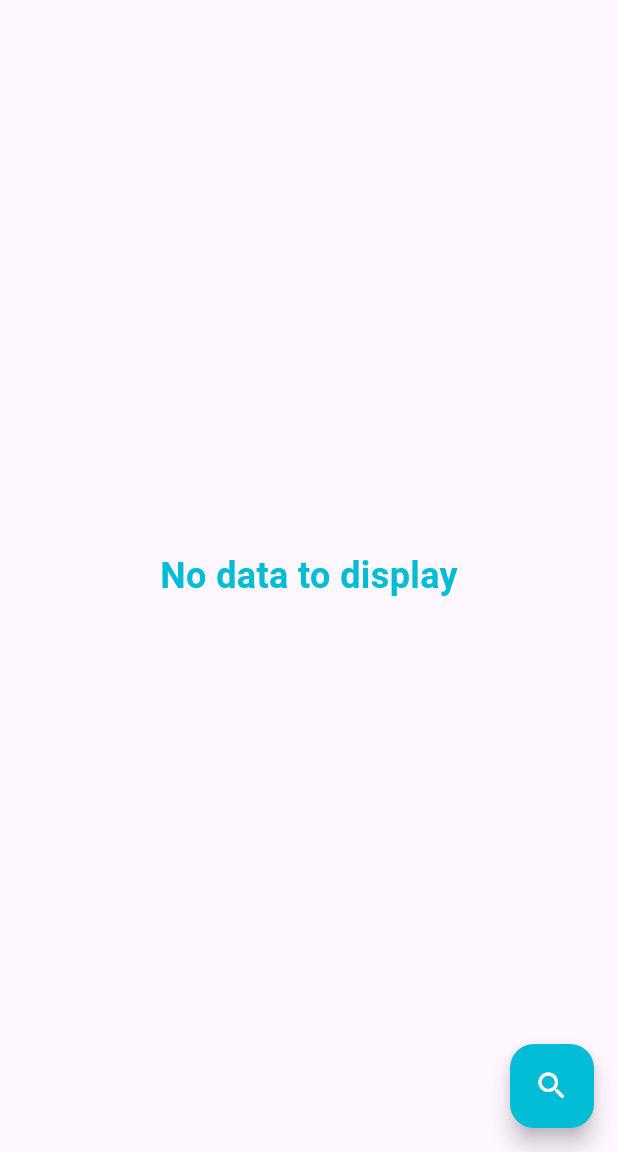
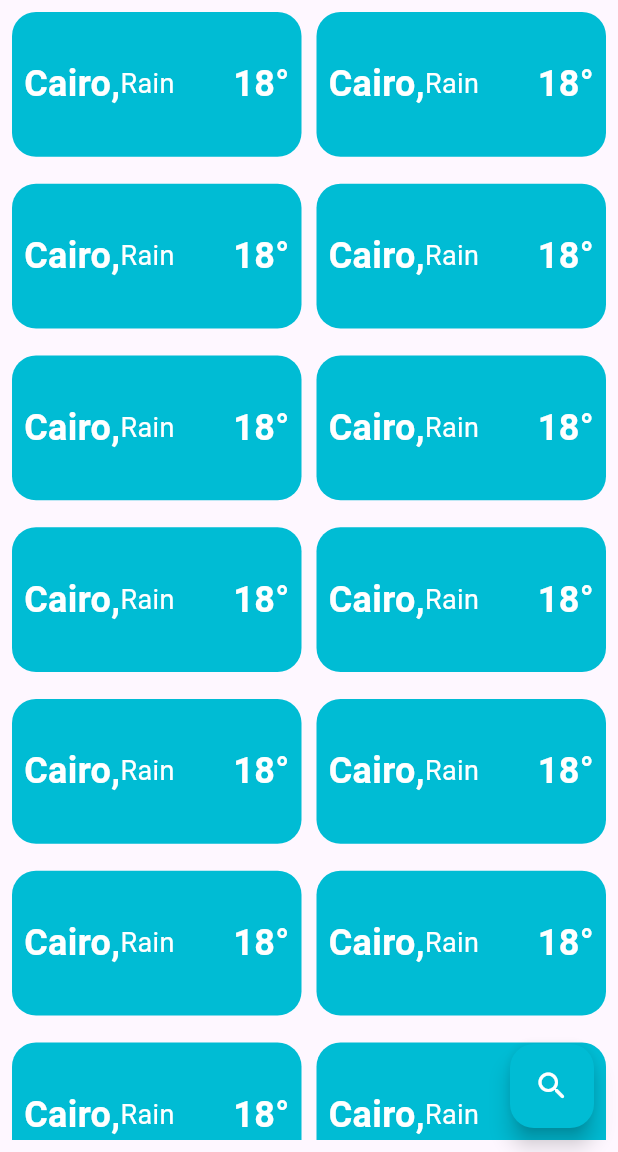
Before and after one commit to MohamedElkerm/Flutter-task, a Flutter app: the screen it shows after launch, on a phone screen of 412 x 824 dp, the part 84-1236 px from its top. Run offline on Flutter 3.47's test engine with Material 3 defaults, Android fonts, the phone set to English and light mode, and no system bars; drawn by our look-alikes of auto_size_text; our stand-ins replace bloc, dio, flutter_bloc, shared_preferences.

Commit message:
create weatherCardWidget for home screen

```diff
--- a/lib/modules/home/ui/home_screen.dart
+++ b/lib/modules/home/ui/home_screen.dart
@@ -3,9 +3,11 @@ import 'package:flutter_bloc/flutter_bloc.dart';
 import 'package:weather_app/helper/global_widgets/MyResponsiveText.dart';
 import 'package:weather_app/helper/global_widgets/my_app_bar_widget.dart';
 import 'package:weather_app/modules/home/logic/home_screen_cubit.dart';
+import 'package:weather_app/modules/home/ui/home_widgets.dart';
 import 'package:weather_app/resources/colors_manager.dart';
 import 'package:weather_app/resources/fonts_style.dart';
 import 'package:weather_app/resources/icons_manager.dart';
+import 'package:weather_app/resources/media_query_values.dart';
 import 'package:weather_app/resources/routes_manager.dart';
 import 'package:weather_app/resources/strings/app_strings.dart';
 
@@ -24,13 +26,25 @@ class HomeScreen extends StatelessWidget {
           appBar: myAppBar(
             appBarTitle: AppStrings.homeScreenTitle,
           ),
-          body: Center(
-            child: MyResponsiveText(
-              text: "No data to display",
-              style: getBold(
-                fontColor: AppColors.primaryColorCyan,
-                fontSize: 24,
-              ),
+          body: Padding(
+            padding: const EdgeInsets.all(8.0),
+            child: GridView.builder(
+              itemCount: 20,
+              shrinkWrap: true,
+              padding: EdgeInsets.zero,
+              physics: const BouncingScrollPhysics(),
+              gridDelegate: const SliverGridDelegateWithFixedCrossAxisCount(
+                  crossAxisCount: 2,
+                  crossAxisSpacing: 10,
+                  mainAxisSpacing: 18,
+                  childAspectRatio: 2),
+              itemBuilder: (context, index) {
+                return const WeatherCardWidget(
+                  countryName: "Cairo",
+                  countryWeatherCondition: "Rain",
+                  countryTemp: "18",
+                );
+              },
             ),
           ),
           floatingActionButton: FloatingActionButton(
--- a/lib/modules/home/ui/home_widgets.dart
+++ b/lib/modules/home/ui/home_widgets.dart
@@ -0,0 +1,59 @@
+import 'package:flutter/material.dart';
+
+import '../../../helper/global_widgets/MyResponsiveText.dart';
+import '../../../resources/colors_manager.dart';
+import '../../../resources/fonts_style.dart';
+
+class WeatherCardWidget extends StatelessWidget {
+  const WeatherCardWidget({
+    super.key,
+    required this.countryName,
+    required this.countryWeatherCondition,
+    required this.countryTemp,
+  });
+
+  final String countryName;
+  final String countryWeatherCondition;
+  final String countryTemp;
+
+  @override
+  Widget build(BuildContext context) {
+    return Container(
+      decoration: BoxDecoration(
+        color: AppColors.primaryColorCyan,
+        borderRadius: BorderRadius.circular(
+          16.0,
+        ),
+      ),
+      child: Padding(
+        padding: const EdgeInsets.all(8.0),
+        child: Row(
+          children: [
+            MyResponsiveText(
+              text: "$countryName,",
+              style: getSemiBold(
+                fontColor: AppColors.myWhite,
+                fontSize: 24,
+              ),
+            ),
+            MyResponsiveText(
+              text: countryWeatherCondition.toString(),
+              style: getRegular(
+                fontColor: AppColors.myWhite,
+                fontSize: 18,
+              ),
+            ),
+            Spacer(),
+            MyResponsiveText(
+              text: "$countryTemp°",
+              style: getSemiBold(
+                fontColor: AppColors.myWhite,
+                fontSize: 24,
+              ),
+            ),
+          ],
+        ),
+      ),
+    );
+  }
+}
```
